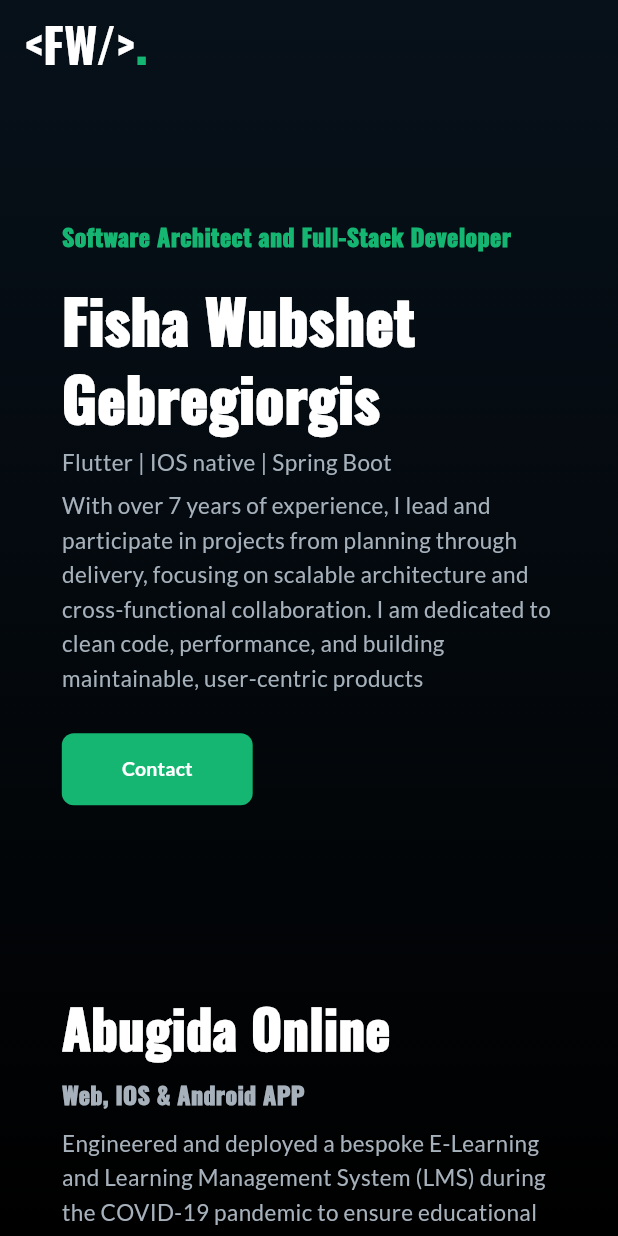
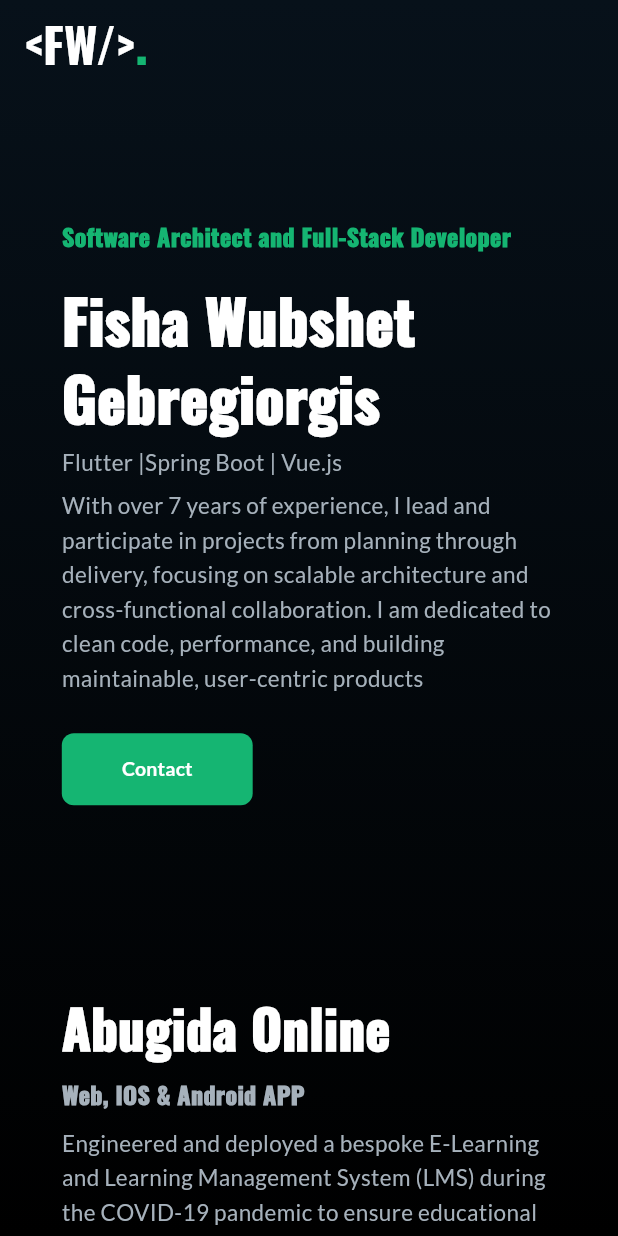
Before and after one commit to Fisha-Wubshet/fisha-portfolio, a Flutter app: the screen it shows after launch, on a phone screen of 412 x 824 dp. Run offline on Flutter 3.47's test engine with Material 3 defaults, Android fonts, the phone set to English and light mode, and no system bars; drawn by our look-alikes of carousel_slider; our stand-ins replace google_fonts, responsive_framework, web.

Commit message:
app showcase update

```diff
--- a/lib/data/app_data.dart
+++ b/lib/data/app_data.dart
@@ -19,7 +19,7 @@ final List<App> appList = [
   ),
   App(
     title: "Buy2go",
-    subtitle: "IOS & Android APP",
+    subtitle: "IOS, Android, Web Dashbord",
     description:
         "A large scale Multi-sided Supply Chain & Distribution Platform that supplies thousands of shops with products from different suppliers. Buy2Go helps businesses to streamline their supply chain and reduce costs.",
     imagePath: "assets/buy2go_mockup.png",
@@ -27,7 +27,7 @@ final List<App> appList = [
   ),
   App(
     title: "ByMe",
-    subtitle: "IOS & Android APP",
+    subtitle: "IOS, Android, Web Dashbord",
     description:
         "An on-demand delivery and multi-vendor marketplace platform. A comprehensive courier service that enables users to send and receive packages quickly and easily.",
     imagePath: "assets/byme_mockup.png",
--- a/lib/pages/home/components/carousel_items.dart
+++ b/lib/pages/home/components/carousel_items.dart
@@ -39,7 +39,7 @@ List<CarouselItemModel> carouselItems = List.generate(
             height: 10.0,
           ),
           Text(
-            "Flutter | IOS native | Spring Boot",
+            "Flutter |Spring Boot | Vue.js",
             style: TextStyle(
               color: kCaptionColor,
               fontSize: 15.0,
@@ -60,20 +60,6 @@ List<CarouselItemModel> carouselItems = List.generate(
                     height: 1.5,
                   ),
                 ),
-                // GestureDetector(
-                //   onTap: () {},
-                //   child: MouseRegion(
-                //     cursor: SystemMouseCursors.click,
-                //     child: Text(
-                //       " Let's talk.",
-                //       style: TextStyle(
-                //         height: 1.5,
-                //         color: Colors.white,
-                //         fontSize: 15.0,
-                //       ),
-                //     ),
-                //   ),
-                // )
               ],
             ),
           ),
```
Also changed, not shown: assets/buy2go_mockup.png, assets/byme_mockup.png.
